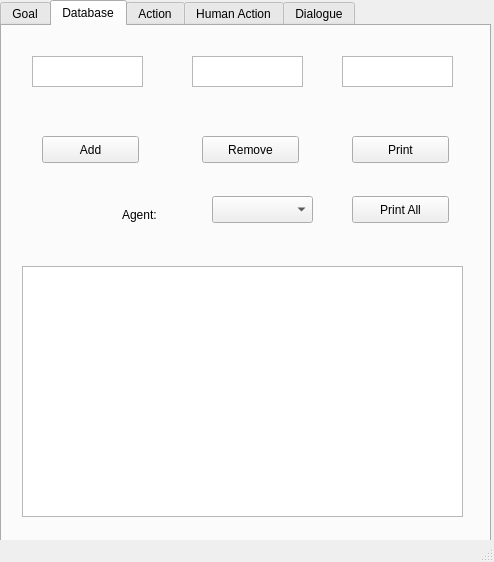
This is graphical_interface/ui/main_window.ui in laas/supervisor as Qt 5 draws it before an edit. The edited form follows.
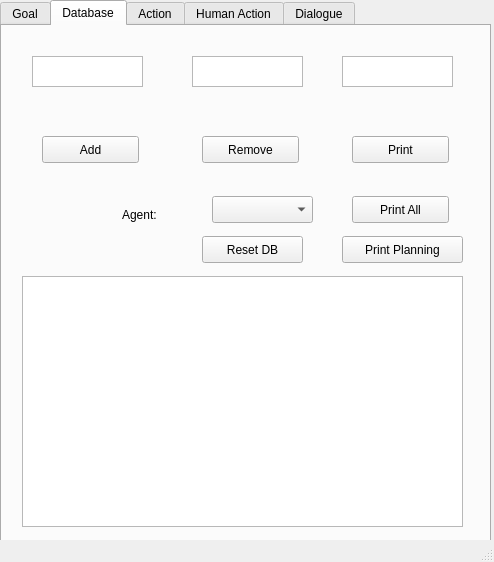
This is the edited form. The open tabs and pages were chosen to show the change. Icons and pictures are not drawn.

```diff
--- a/graphical_interface/ui/main_window.ui
+++ b/graphical_interface/ui/main_window.ui
@@ -88,7 +88,7 @@
       <property name="geometry">
        <rect>
         <x>20</x>
-        <y>240</y>
+        <y>250</y>
         <width>441</width>
         <height>251</height>
        </rect>
@@ -199,6 +199,32 @@
        <string>Agent:</string>
       </property>
      </widget>
+     <widget class="QPushButton" name="pushButtonResetDB">
+      <property name="geometry">
+       <rect>
+        <x>200</x>
+        <y>210</y>
+        <width>101</width>
+        <height>27</height>
+       </rect>
+      </property>
+      <property name="text">
+       <string>Reset DB</string>
+      </property>
+     </widget>
+     <widget class="QPushButton" name="pushButtonPrintPlanning">
+      <property name="geometry">
+       <rect>
+        <x>340</x>
+        <y>210</y>
+        <width>121</width>
+        <height>27</height>
+       </rect>
+      </property>
+      <property name="text">
+       <string>Print Planning</string>
+      </property>
+     </widget>
     </widget>
     <widget class="QWidget" name="Action">
      <attribute name="title">
```
Left out of the diff: 2 changed lines with no effect on the pictures.
